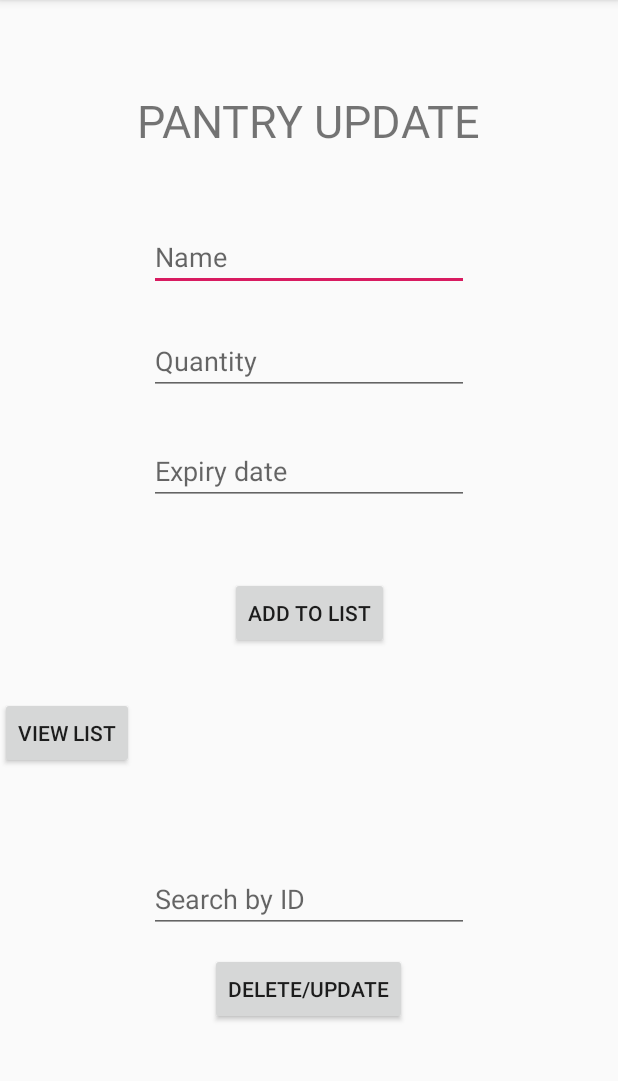
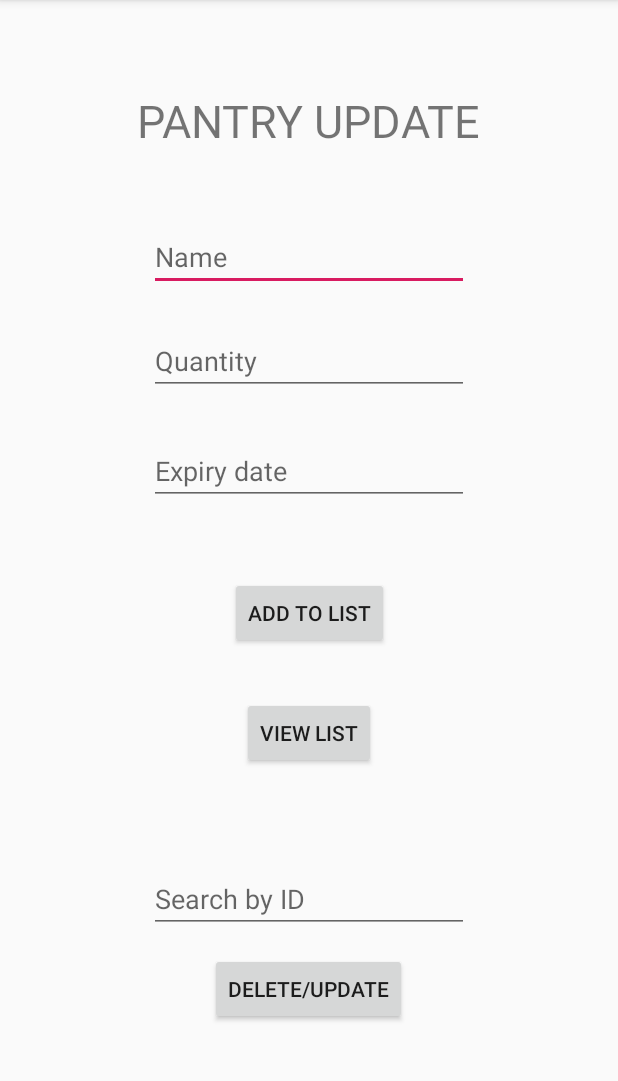
Before and after one commit to mmaluschnig/WasteLess, an Android app: the test screen opened directly, with no data from a screen before it, on a phone screen of 412 x 824 dp, the part 84-1165 px from its top. Run offline under Robolectric (Android 15) with nearby library versions, the phone set to English and light mode, and no system bars.

Commit message:
added constraints

```diff
--- a/VirtualPantry/app/src/main/res/layout/activity_test.xml
+++ b/VirtualPantry/app/src/main/res/layout/activity_test.xml
@@ -106,10 +106,15 @@
         android:id="@+id/viewList"
         android:layout_width="wrap_content"
         android:layout_height="wrap_content"
+        android:layout_marginStart="8dp"
+        android:layout_marginLeft="8dp"
         android:layout_marginTop="32dp"
+        android:layout_marginEnd="8dp"
+        android:layout_marginRight="8dp"
         android:text="View List"
-        app:layout_constraintTop_toBottomOf="@+id/btn1"
-        tools:layout_editor_absoluteX="161dp" />
+        app:layout_constraintEnd_toEndOf="parent"
+        app:layout_constraintStart_toStartOf="parent"
+        app:layout_constraintTop_toBottomOf="@+id/btn1" />
 
     <EditText
         android:id="@+id/editText5"
```
